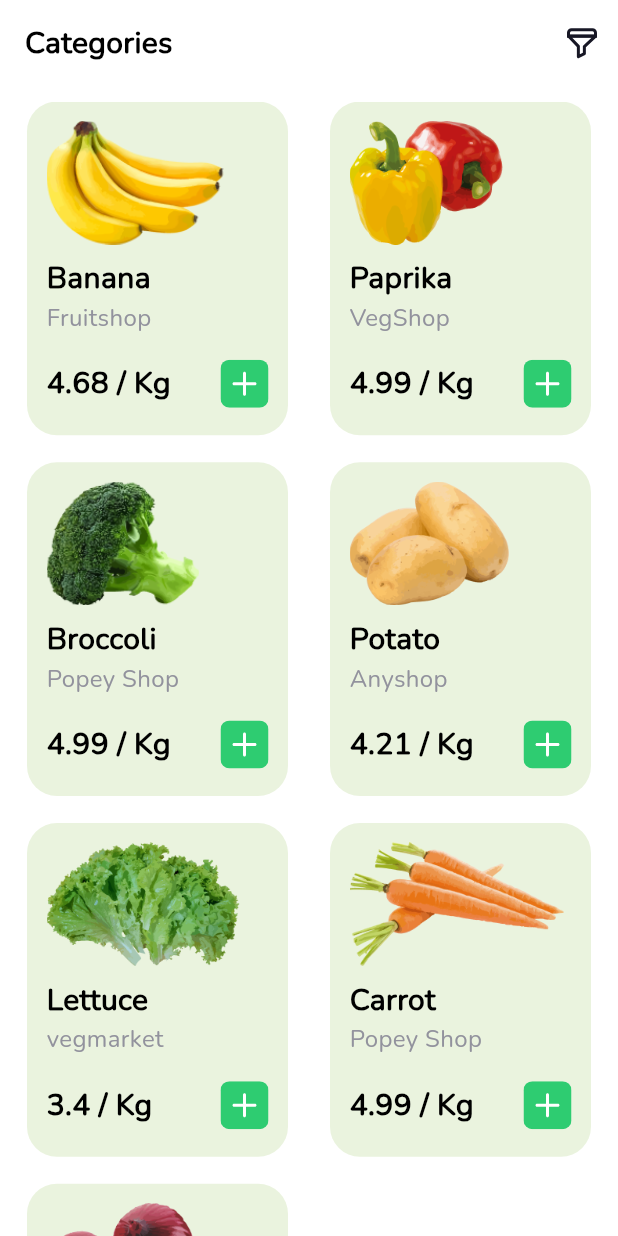
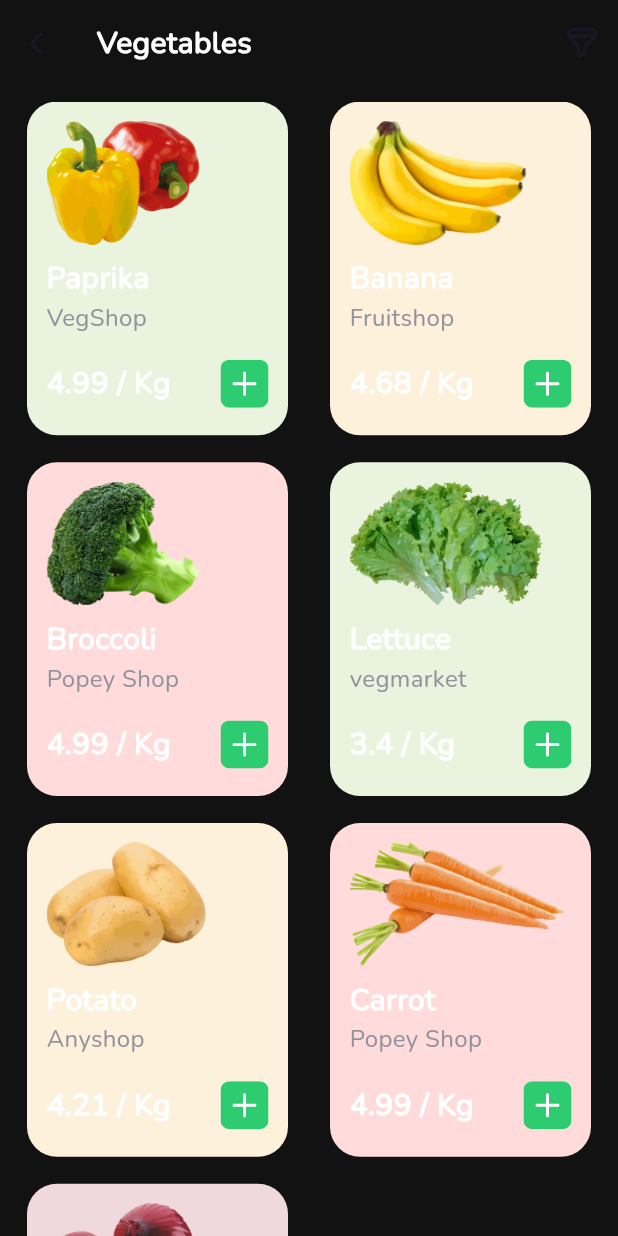
Before and after one commit to ilyosyusuf/organico, a Flutter app: the HomeView screen opened directly, after a tap on "Vegetables", on a phone screen of 412 x 824 dp. Run offline on Flutter 3.47's test engine with Material 2 defaults, Android fonts, the phone set to English and light mode, and no system bars; our stand-ins replace flutter_bloc, flutter_svg, im_stepper, image_picker, intl_phone_field, rating_dialog and 1 more.

Commit message:
Category details view was updated, some components were added

```diff
--- a/lib/core/constants/icons/icon_const.dart
+++ b/lib/core/constants/icons/icon_const.dart
@@ -39,6 +39,7 @@ class IconConst{
 
   // home
   static final SvgPicture home = SvgPicture.asset('assets/icons/Home.svg');
+  static final SvgPicture homewhite = SvgPicture.asset('assets/icons/Home.svg', color: ColorConst.white,);
   static final SvgPicture explore = SvgPicture.asset('assets/icons/Search.svg');
   static final SvgPicture cart = SvgPicture.asset('assets/icons/Cart.svg');
   static final SvgPicture profile = SvgPicture.asset('assets/icons/Profile.svg');
--- a/lib/main.dart
+++ b/lib/main.dart
@@ -18,7 +18,8 @@ class MyApp extends StatelessWidget {
     return MaterialApp(
       debugShowCheckedModeBanner: false,
       title: 'Organico',
-      theme: HomeCubit.isDark ? AppTheme.instance.appDarkTheme :  AppTheme.instance.appLightTheme,
+      // theme: HomeCubit.isDark ? AppTheme.instance.appDarkTheme :  AppTheme.instance.appLightTheme,
+      theme: AppTheme.instance.appDarkTheme,
       navigatorKey: NavigationService.instance.navigatorKey,
       initialRoute: '/splashview',
       onGenerateRoute: MyRoute.instance.onGenerateRoute,
--- a/lib/screens/home/cubit/home_cubit.dart
+++ b/lib/screens/home/cubit/home_cubit.dart
@@ -40,7 +40,6 @@ class HomeCubit extends Cubit<MainHomeState> {
     ColorConst.whiteGreen,
     ColorConst.whitePink,
     ColorConst.whiteYellow,
-    ColorConst.blackPink,
     ColorConst.whiteGreen,
     ColorConst.whitePink,
     ColorConst.whiteYellow,
--- a/lib/screens/home/view/pages/cart/order_status_details_view.dart
+++ b/lib/screens/home/view/pages/cart/order_status_details_view.dart
@@ -67,7 +67,7 @@ class OrderStatusDetailsView extends StatelessWidget {
                           return Padding(
                             padding: EdgeInsets.only(bottom: context.h * 0.038),
                             child: OrderStatusWidget(
-                              color: i == 0 ? ColorConst.grey.withOpacity(0.5) : i == 1 ? ColorConst.grey.withOpacity(0.5) :  i == 2 ? ColorConst.blackPink : i == 3 ? ColorConst.blackPink : ColorConst.white,
+                              color: i == 0 ? ColorConst.whiteblue : i == 1 ? ColorConst.whiteblue :  i == 2 ? ColorConst.blackPink : i == 3 ? ColorConst.blackPink : ColorConst.white,
                                 subtitle: context.watch<HomeCubit>().orderStatusSubTitles[i], title: context.watch<HomeCubit>().orderStatusTitles[i]),
                           );
                         }))
--- a/lib/screens/home/view/pages/explore/explore_view.dart
+++ b/lib/screens/home/view/pages/explore/explore_view.dart
@@ -3,6 +3,7 @@ import 'package:flutter_bloc/flutter_bloc.dart';
 import 'package:organico/core/constants/icons/icon_const.dart';
 import 'package:organico/core/extensions/context_extension.dart';
 import 'package:organico/screens/home/cubit/home_cubit.dart';
+import 'package:organico/screens/home/state/home_state.dart';
 import 'package:organico/services/product_data_service.dart';
 import 'package:organico/widgets/apbar/app_bar_widget.dart';
 import 'package:organico/widgets/categorywidget/main_products_category_widget.dart';
@@ -14,11 +15,14 @@ class ExploreView extends StatelessWidget {
   Widget build(BuildContext context) {
     var data = ProductDataService.instance.productList;
     var cubitData = context.watch<HomeCubit>();
+    var cubitDataFunction = context.read<HomeCubit>();
     return Scaffold(
       body: SafeArea(
         child: Column(
           children: [
-            AppBarWidget(text: "Explore", trailing: IconButton(onPressed: (){}, icon: IconConst.sort)),
+            AppBarWidget(text: "Explore", trailing: IconButton(onPressed: (){
+                    cubitDataFunction.changeTheme(ExploreState());
+            }, icon: IconConst.sort)),
             Expanded(
               child: Padding(
                 padding: const EdgeInsets.only(right: 18.0, top: 10.0),
--- a/lib/screens/home/view/pages/home/categorydetails/category_details_view.dart
+++ b/lib/screens/home/view/pages/home/categorydetails/category_details_view.dart
@@ -1,7 +1,11 @@
 import 'package:flutter/material.dart';
+import 'package:flutter_bloc/flutter_bloc.dart';
+import 'package:organico/config/init/navigation/navigator.dart';
 import 'package:organico/core/constants/colors/color_const.dart';
 import 'package:organico/core/constants/icons/icon_const.dart';
 import 'package:organico/core/extensions/context_extension.dart';
+import 'package:organico/screens/home/cubit/home_cubit.dart';
+import 'package:organico/screens/home/state/home_state.dart';
 import 'package:organico/services/product_data_service.dart';
 import 'package:organico/widgets/apbar/app_bar_widget.dart';
 import 'package:organico/widgets/categorywidget/main_products_category_widget.dart';
@@ -12,48 +16,62 @@ class CategoryDetailsView extends StatelessWidget {
 
   @override
   Widget build(BuildContext context) {
-
     return categoryDetailsScaffold(data[1]);
   }
 
   Scaffold categoryDetailsScaffold(BuildContext context) {
     var productData = ProductDataService.instance.productList[data[0]];
+    var cubitData = context.watch<HomeCubit>();
+    var cubitDataFunction = context.read<HomeCubit>();
     return Scaffold(
         body: SafeArea(
       child: Column(
         children: [
-          AppBarWidget(text: "Categories", trailing: IconButton(onPressed: (){}, icon: IconConst.sort)),
+          AppBarWidget(
+              text: data[2].toString(),
+              leading: IconButton(
+                  onPressed: () {
+                    NavigationService.instance.pop("");
+                  },
+                  icon: IconConst.leftarrow),
+                  trailing: IconButton(
+                  onPressed: () {
+                  },
+                  icon: IconConst.sort),
+                  ),
           Expanded(
               child: Padding(
             padding: const EdgeInsets.only(right: 18.0, top: 10.0),
             child: SizedBox(
-                child:               GridView.builder(
+                child: GridView.builder(
               gridDelegate: SliverGridDelegateWithFixedCrossAxisCount(
                 crossAxisCount: 2,
                 mainAxisExtent: context.h * 0.27,
                 crossAxisSpacing: 10.0,
                 mainAxisSpacing: 18.0,
               ),
-                  itemBuilder: (context, i){
-                    return MainProductsCategoryWidget(
+              itemBuilder: (context, i) {
+                return InkWell(
+                  onTap: () {
+                    NavigationService.instance
+                        .pushNamed(routeName: '/detailsview', args: productData[i]);
+                  },
+                  child: MainProductsCategoryWidget(
                     index: i,
                     name: productData[i]['name'],
-                      color: ColorConst.whiteGreen,
+                    color: cubitData.colorList[i],
                     height: context.h * 0.1,
                     cost: productData[i]['cost'].toString(),
                     image_url: productData[i]['image_url'].toString(),
                     market: productData[i]['market'],
+                  ),
                 );
               },
               itemCount: productData.length,
-                  )
-              ),
-            )
-
-          )
+            )),
+          ))
         ],
       ),
-    )
-  );
+    ));
   }
 }
--- a/lib/screens/home/view/pages/home/home_view.dart
+++ b/lib/screens/home/view/pages/home/home_view.dart
@@ -81,7 +81,8 @@ class HomeView extends StatelessWidget {
                       NavigationService.instance.pushNamed(
                             routeName: '/categorydetailsview', args: [
                               i,
-                              context
+                              context,
+                              cubitData.categoriesName[i]
                             ]);
 
                     },
--- a/lib/screens/home/view/pages/profile/orders/my_orders_view.dart
+++ b/lib/screens/home/view/pages/profile/orders/my_orders_view.dart
@@ -1,6 +1,4 @@
 import 'package:flutter/material.dart';
-import 'package:flutter/src/foundation/key.dart';
-import 'package:flutter/src/widgets/framework.dart';
 import 'package:organico/config/init/navigation/navigator.dart';
 import 'package:organico/core/constants/colors/color_const.dart';
 import 'package:organico/core/constants/icons/icon_const.dart';
--- a/lib/widgets/tabbar/tabbar_widget.dart
+++ b/lib/widgets/tabbar/tabbar_widget.dart
@@ -11,11 +11,12 @@ class TabBarWidget extends StatelessWidget {
   @override
   Widget build(BuildContext context) {
     return CupertinoTabBar(
-        activeColor: ColorConst.dark,
+        activeColor: ColorConst.white,
         currentIndex: context.watch<HomeCubit>().currentIndex,
+
         onTap: (v) => context.read<HomeCubit>().onStateChange(v),
         items: [
-          BottomNavigationBarItem(icon: IconConst.home, label: 'Home'),
+          BottomNavigationBarItem(icon: IconConst.homewhite, label: 'Home'),
           BottomNavigationBarItem(icon: IconConst.explore, label: 'Explore'),
           BottomNavigationBarItem(icon: IconConst.cart, label: 'Cart'),
           BottomNavigationBarItem(icon: IconConst.profile, label: 'Profile'),
```
Also changed, not shown: lib/core/mock/product_data.json (+70 -66 lines). Lines whose indentation alone changed are shown as unchanged.
